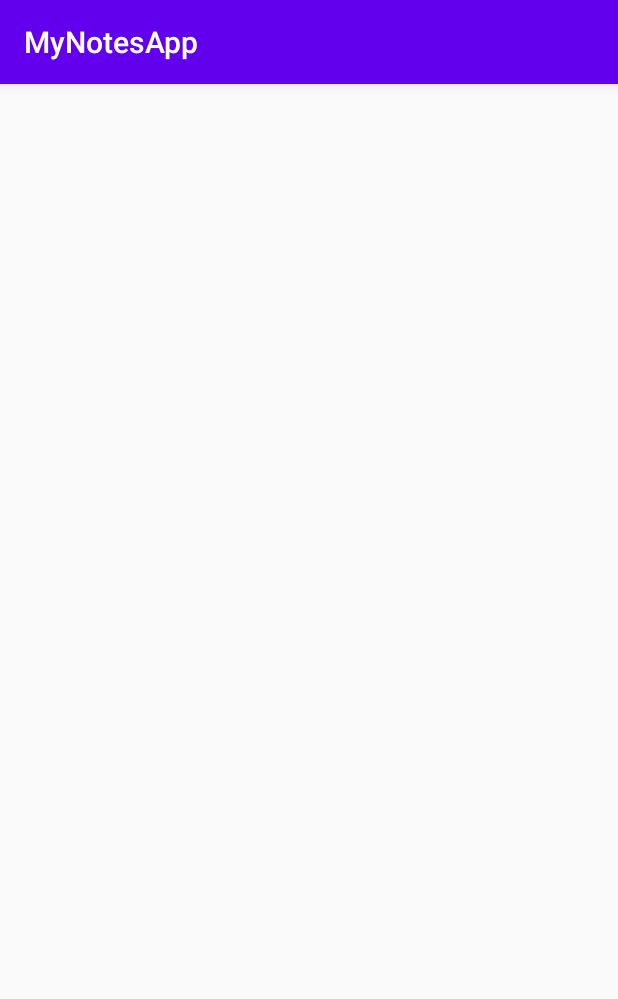
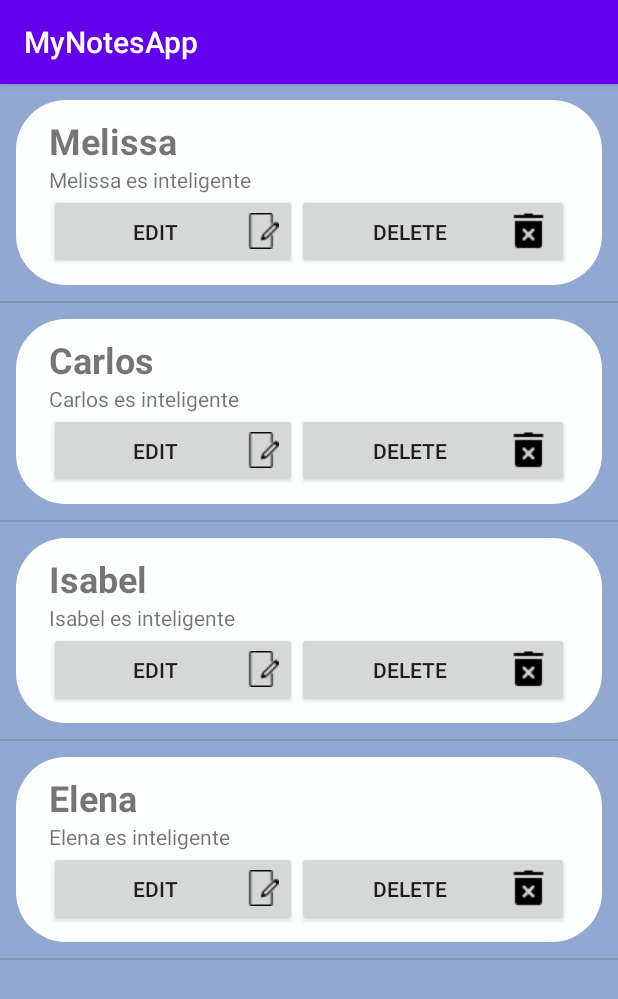
Before and after one commit to melisgb/MyNotesApp, an Android app: the screen it shows after launch (MainActivity), on a phone screen of 412 x 824 dp. Shown: the top 999 px of the screen. Run offline under Robolectric (Android 15) with nearby library versions, the phone set to English and light mode, and no system bars.

Commit message:
Notes List view completed.

```diff
--- a/app/src/main/java/com/ggonzales/mynotesapp/MainActivity.kt
+++ b/app/src/main/java/com/ggonzales/mynotesapp/MainActivity.kt
@@ -2,11 +2,61 @@ package com.ggonzales.mynotesapp
 
 import androidx.appcompat.app.AppCompatActivity
 import android.os.Bundle
+import android.view.LayoutInflater
+import android.view.View
+import android.view.ViewGroup
+import android.widget.BaseAdapter
+import android.widget.TextView
+import com.ggonzales.mynotesapp.Note
+import kotlinx.android.synthetic.main.activity_main.*
+import kotlinx.android.synthetic.main.notes_view.*
+import kotlinx.android.synthetic.main.notes_view.view.*
 
 class MainActivity : AppCompatActivity() {
-
+    var notesList = ArrayList<Note>()
     override fun onCreate(savedInstanceState: Bundle?) {
         super.onCreate(savedInstanceState)
         setContentView(R.layout.activity_main)
+
+    //Loading notes
+        notesList.add(Note(1, "Melissa", "Melissa es inteligente"))
+        notesList.add(Note(2, "Carlos", "Carlos es inteligente"))
+        notesList.add(Note(3, "Isabel", "Isabel es inteligente"))
+        notesList.add(Note(4, "Elena", "Elena es inteligente"))
+
+
+        var myNotesAdapter = NotesAdapter(notesList)
+        notesListView.adapter = myNotesAdapter
     }
+
+
+    inner class NotesAdapter : BaseAdapter {
+        var notesListAdapter = ArrayList<Note>()
+        constructor(notesListAdapter : ArrayList<Note>) : super(){
+            this.notesListAdapter = notesListAdapter
+        }
+
+        override fun getView(position: Int, convertView: View?, parent: ViewGroup?): View {
+            var myView = layoutInflater.inflate(R.layout.notes_view, null)
+
+            var currentNote = notesListAdapter[position]
+            myView.noteTitleTxtView.text = currentNote.noteName.toString()
+            myView.noteDescTxtView.text = currentNote.noteDesc.toString()
+            return myView
+        }
+
+        override fun getItem(position: Int): Any {
+            return notesListAdapter[position]
+        }
+
+        override fun getItemId(position: Int): Long {
+            return position!!.toLong()
+        }
+
+        override fun getCount(): Int {
+            return notesListAdapter.size
+        }
+
+    }
+
 }
--- /dev/null
+++ b/app/src/main/java/com/ggonzales/mynotesapp/Note.kt
@@ -0,0 +1,13 @@
+package com.ggonzales.mynotesapp
+
+class Note{
+    var noteID : Int? = null
+    var noteName : String? = null
+    var noteDesc : String? = null
+
+    constructor(noteID : Int, noteName: String, noteDesc : String){
+        this.noteID = noteID
+        this.noteName = noteName
+        this.noteDesc = noteDesc
+    }
+}
--- /dev/null
+++ b/app/src/main/res/drawable/background_notes_layout.xml
@@ -0,0 +1,15 @@
+<?xml version="1.0" encoding="utf-8"?>
+<selector xmlns:android="http://schemas.android.com/apk/res/android">
+    <item>
+        <shape android:shape="rectangle">
+            <solid android:color="@color/lightBlueBackground"/>
+            <padding android:top="5pt"
+                android:bottom="5pt"
+                android:left="5pt"
+                android:right="5pt"/>
+            <corners android:radius="15pt"/>
+        </shape>
+
+
+    </item>
+</selector>
--- a/app/src/main/res/layout/activity_main.xml
+++ b/app/src/main/res/layout/activity_main.xml
@@ -4,9 +4,11 @@
     xmlns:tools="http://schemas.android.com/tools"
     android:layout_width="match_parent"
     android:layout_height="match_parent"
+    android:background="@color/lightBlueBackground"
     tools:context=".MainActivity">
 
     <ListView
+        android:id="@+id/notesListView"
         android:layout_width="match_parent"
         android:layout_height="match_parent"
         app:layout_constraintBottom_toBottomOf="parent"
--- /dev/null
+++ b/app/src/main/res/layout/notes_view.xml
@@ -0,0 +1,52 @@
+<?xml version="1.0" encoding="utf-8"?>
+<LinearLayout xmlns:android="http://schemas.android.com/apk/res/android"
+    android:layout_width="match_parent"
+    android:layout_height="wrap_content"
+    android:background="@drawable/background_notes_layout"
+    android:orientation="vertical">
+
+    <LinearLayout
+        android:layout_width="match_parent"
+        android:layout_height="wrap_content"
+        android:background="@drawable/background_notes_layout"
+        android:backgroundTint="@color/whiteColor"
+        android:paddingLeft="10pt"
+        android:paddingRight="10pt"
+        android:orientation="vertical">
+        <TextView
+            android:id="@+id/noteTitleTxtView"
+            android:layout_width="match_parent"
+            android:layout_height="wrap_content"
+            android:textSize="24sp"
+            android:textStyle="bold" />
+
+        <TextView
+            android:id="@+id/noteDescTxtView"
+            android:layout_width="match_parent"
+            android:layout_height="wrap_content"
+            android:textSize="14sp" />
+
+        <LinearLayout
+            android:layout_width="match_parent"
+            android:layout_height="wrap_content"
+            android:orientation="horizontal">
+
+            <Button
+                android:id="@+id/editButton"
+                android:layout_width="wrap_content"
+                android:layout_height="50dp"
+                android:layout_weight="1"
+                android:drawableEnd="@drawable/edit_icon"
+                android:text="Edit" />
+
+            <Button
+                android:id="@+id/deleteButton"
+                android:layout_width="wrap_content"
+                android:layout_height="wrap_content"
+                android:drawableEnd="@drawable/delete_icon"
+                android:layout_weight="1"
+                android:text="Delete" />
+        </LinearLayout>
+    </LinearLayout>
+
+</LinearLayout>
--- a/app/src/main/res/values/colors.xml
+++ b/app/src/main/res/values/colors.xml
@@ -3,4 +3,6 @@
     <color name="colorPrimary">#6200EE</color>
     <color name="colorPrimaryDark">#3700B3</color>
     <color name="colorAccent">#03DAC5</color>
+    <color name="lightBlueBackground">#92A8D1</color>
+    <color name="whiteColor">#FEFFFF</color>
 </resources>
```
Also changed, not shown: app/src/main/res/drawable/delete_icon.png (added), app/src/main/res/drawable/edit_icon.png (added).
